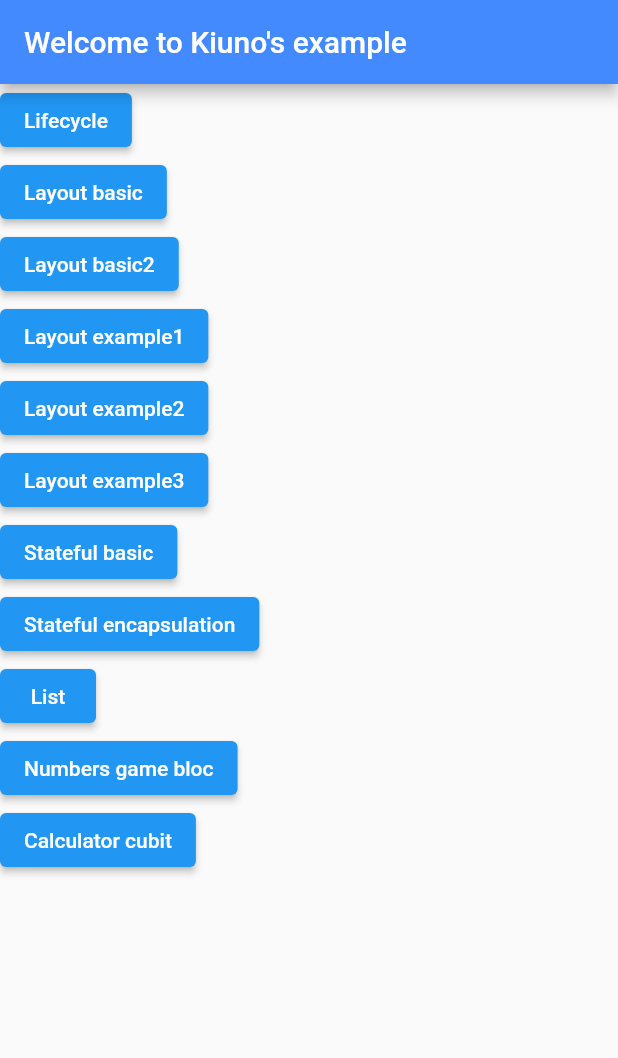
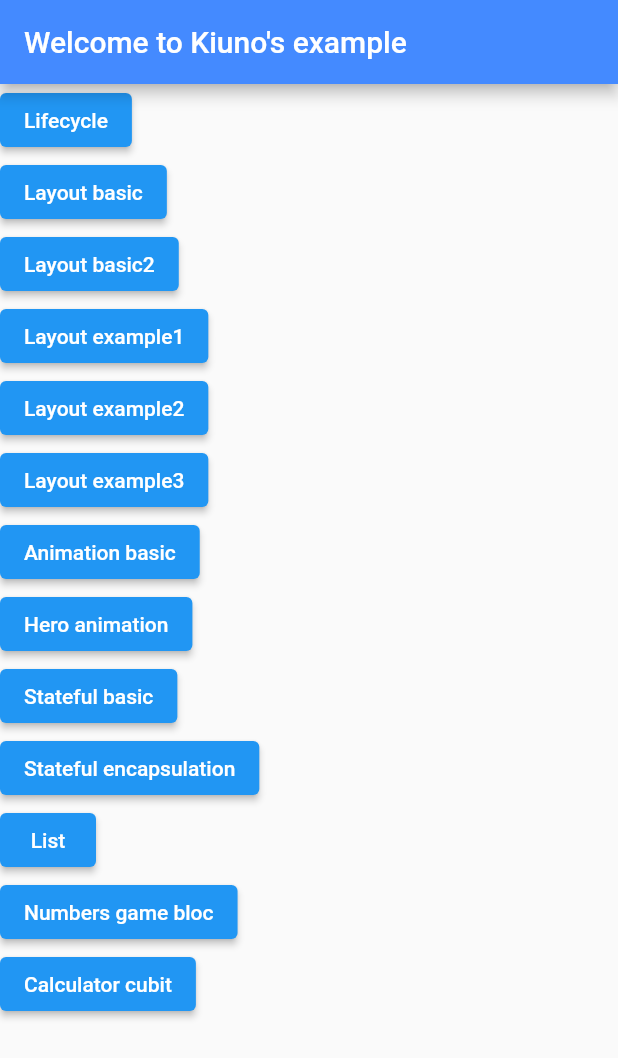
Before and after one commit to a58161017/flutter-kiuno-example, a Flutter app: the screen it shows after launch, on a phone screen of 412 x 824 dp. Shown: the top 1058 px of the screen. Run offline on Flutter 3.47's test engine with Material 2 defaults, Android fonts, the light colour scheme and no system bars; our stand-ins replace bloc, equatable, flutter_bloc.

Commit message:
Add animation basic code

```diff
--- a/lib/main.dart
+++ b/lib/main.dart
@@ -1,6 +1,8 @@
 import 'package:flutter/material.dart';
 import 'package:flutter_bloc/flutter_bloc.dart';
-import 'package:flutter_kiuno_example/bloc/numbers_bloc.dart';
+import 'package:flutter_kiuno_example/animation/animation_basic.dart';
+import 'package:flutter_kiuno_example/animation/hero_animation.dart';
+import 'package:flutter_kiuno_example/base.dart';
 import 'package:flutter_kiuno_example/cubit/calculator_route.dart';
 import 'package:flutter_kiuno_example/layout/layout_basic.dart';
 import 'package:flutter_kiuno_example/layout/layout_basic2.dart';
@@ -36,6 +38,8 @@ class MyApp extends StatelessWidget {
         "layout_example1_page": (context) => LayoutExample1Route(),
         "layout_example2_page": (context) => LayoutExample2Route(),
         "layout_example3_page": (context) => LayoutExample3Route(),
+        "animation_basic_page": (context) => AnimationBasicRoute(),
+        "hero_animation_page": (context) => HeroAnimationRoute(),
         "stateful_basic_page": (context) => StatefulBasicRoute(),
         "stateful_encapsulation_page": (context) =>
             StatefulEncapsulationRoute(),
@@ -58,39 +62,54 @@ class MyHomeRoute extends StatelessWidget {
       body: Column(
         crossAxisAlignment: CrossAxisAlignment.start,
         children: [
-          _buildNavigationButtonByRouteName(
-              context, 'Lifecycle', "lifecycle_page"),
-          _buildNavigationButtonByRouteName(
-              context, 'Layout basic', "layout_basic_page"),
-          _buildNavigationButtonByRouteName(
-              context, 'Layout basic2', "layout_basic2_page"),
-          _buildNavigationButtonByRouteName(
-              context, 'Layout example1', "layout_example1_page"),
-          _buildNavigationButtonByRouteName(
-              context, 'Layout example2', "layout_example2_page"),
-          _buildNavigationButtonByRouteName(
-              context, 'Layout example3', "layout_example3_page"),
-          _buildNavigationButtonByRouteName(
-              context, 'Stateful basic', "stateful_basic_page"),
-          _buildNavigationButtonByRouteName(
-              context, 'Stateful encapsulation', "stateful_encapsulation_page"),
-          _buildNavigationButtonByRouteName(context, 'List', "list_page"),
-          _buildNavigationButtonByRouteName(
-              context, 'Numbers game bloc', "numbers_game_bloc_page"),
-          _buildNavigationButtonByRouteName(
-              context, 'Calculator cubit', "calculator_cubit_page"),
+          // _buildNavigationButtonByRouteName(
+          //     context, 'Lifecycle', "lifecycle_page"),
+          // _buildNavigationButtonByRouteName(
+          //     context, 'Layout basic', "layout_basic_page"),
+          // _buildNavigationButtonByRouteName(
+          //     context, 'Layout basic2', "layout_basic2_page"),
+          // _buildNavigationButtonByRouteName(
+          //     context, 'Layout example1', "layout_example1_page"),
+          // _buildNavigationButtonByRouteName(
+          //     context, 'Layout example2', "layout_example2_page"),
+          // _buildNavigationButtonByRouteName(
+          //     context, 'Layout example3', "layout_example3_page"),
+          // _buildNavigationButtonByRouteName(
+          //     context, 'Animation basic', "animation_basic_page"),
+          // _buildNavigationButtonByRouteName(
+          //     context, 'Hero animation', "hero_animation_page"),
+          // _buildNavigationButtonByRouteName(
+          //     context, 'Stateful basic', "stateful_basic_page"),
+          // _buildNavigationButtonByRouteName(
+          //     context, 'Stateful encapsulation', "stateful_encapsulation_page"),
+          // _buildNavigationButtonByRouteName(context, 'List', "list_page"),
+          // _buildNavigationButtonByRouteName(
+          //     context, 'Numbers game bloc', "numbers_game_bloc_page"),
+          // _buildNavigationButtonByRouteName(
+          //     context, 'Calculator cubit', "calculator_cubit_page"),
 
-          // _buildNavigationButton(context, 'Lifecycle', LifecycleRoute()),
-          // _buildNavigationButton(context, 'Layout basic', LayoutBasicRoute()),
-          // _buildNavigationButton(context, 'Layout basic2', LayoutBasic2Route()),
-          // _buildNavigationButton(context, 'Layout example1', LayoutExample1Route()),
-          // _buildNavigationButton(context, 'Layout example2', LayoutExample2Route()),
-          // _buildNavigationButton(context, 'Layout example3', LayoutExample3Route()),
-          // _buildNavigationButton(context, 'Stateful basic', StatefulBasicRoute()),
-          // _buildNavigationButton(context, 'Stateful encapsulation', StatefulEncapsulationRoute()),
-          // _buildNavigationButton(context, 'List', ListRoute()),
-          // _buildNavigationButton(context, 'Numbers game bloc', NumbersGameBlocRoute()),
-          // _buildNavigationButton(context, 'Calculator cubit', CalculatorCubitRoute()),
+          _buildNavigationButton(context, 'Lifecycle', LifecycleRoute()),
+          _buildNavigationButton(context, 'Layout basic', LayoutBasicRoute()),
+          _buildNavigationButton(context, 'Layout basic2', LayoutBasic2Route()),
+          _buildNavigationButton(
+              context, 'Layout example1', LayoutExample1Route()),
+          _buildNavigationButton(
+              context, 'Layout example2', LayoutExample2Route()),
+          _buildNavigationButton(
+              context, 'Layout example3', LayoutExample3Route()),
+          _buildNavigationButton(
+              context, 'Animation basic', AnimationBasicRoute()),
+          _buildNavigationButton(
+              context, 'Hero animation', HeroAnimationRoute()),
+          _buildNavigationButton(
+              context, 'Stateful basic', StatefulBasicRoute()),
+          _buildNavigationButton(
+              context, 'Stateful encapsulation', StatefulEncapsulationRoute()),
+          _buildNavigationButton(context, 'List', ListRoute()),
+          _buildNavigationButton(
+              context, 'Numbers game bloc', NumbersGameBlocRoute()),
+          _buildNavigationButton(
+              context, 'Calculator cubit', CalculatorCubitRoute()),
         ],
       ),
     );
@@ -112,13 +131,31 @@ ElevatedButton _buildNavigationButtonByRouteName(
 }
 
 ElevatedButton _buildNavigationButton(
-    BuildContext context, String btnName, StatelessWidget route) {
+    BuildContext context, String btnName, BaseRoute route) {
   return ElevatedButton(
     child: Text(btnName),
     onPressed: () async {
-      final result = await Navigator.push(
-          context, MaterialPageRoute(builder: (context) => route));
+      final result =
+          await Navigator.of(context).push(_buildPageRouteBuilder(route));
       debugPrint('Navigator return value: $result');
     },
   );
 }
+
+Route _buildPageRouteBuilder(BaseRoute route) {
+  return PageRouteBuilder(
+    pageBuilder: (context, animation, secondaryAnimation) => route,
+    transitionsBuilder: (context, animation, secondaryAnimation, child) {
+      var begin = Offset(0.0, 1.0);
+      var end = Offset.zero;
+      var curve = Curves.ease;
+
+      var tween = Tween(begin: begin, end: end).chain(CurveTween(curve: curve));
+
+      return SlideTransition(
+        position: animation.drive(tween),
+        child: child,
+      );
+    },
+  );
+}
```
Also changed, not shown: lib/animation/animation_basic.dart (added, +89 -0 lines), lib/animation/hero_animation.dart (added, +56 -0 lines), lib/animation/hero_transition.dart (added, +39 -0 lines).
